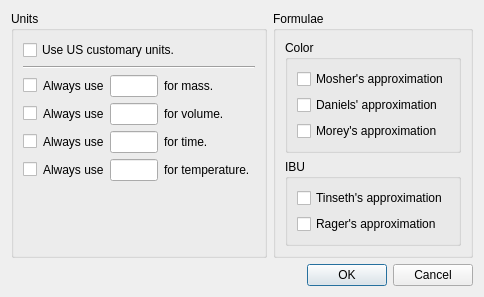
First picture: the form in ui/optionsDialog.ui, repository Brewtarget/brewtarget, before the edit.
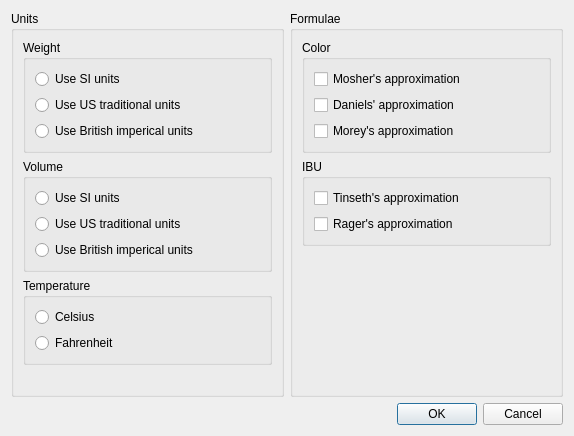
Second picture: the form after the edit.

Commit message: Add support for imperial measurements and support seperate unit systems for weight, volume and temperature.

```diff
--- a/ui/optionsDialog.ui
+++ b/ui/optionsDialog.ui
@@ -6,8 +6,8 @@
    <rect>
     <x>0</x>
     <y>0</y>
-    <width>484</width>
-    <height>296</height>
+    <width>574</width>
+    <height>436</height>
    </rect>
   </property>
   <property name="windowTitle">
@@ -23,274 +23,87 @@
        </property>
        <layout class="QVBoxLayout" name="verticalLayout_2">
         <item>
-         <layout class="QHBoxLayout" name="horizontalLayout">
-          <item>
-           <widget class="QCheckBox" name="checkBox_USUnits">
-            <property name="text">
-             <string>Use US customary units.</string>
-            </property>
-           </widget>
-          </item>
-         </layout>
-        </item>
+         <widget class="QGroupBox" name="weight">
+          <property name="title">
+           <string>Weight</string>
+          </property>
+          <layout class="QVBoxLayout" name="verticalLayout_6">
         <item>
-         <widget class="Line" name="line">
-          <property name="orientation">
-           <enum>Qt::Horizontal</enum>
-          </property>
-         </widget>
-        </item>
-        <item>
-         <layout class="QHBoxLayout" name="horizontalLayout_3">
-          <item>
-           <widget class="QCheckBox" name="checkBox_mass">
+            <widget class="QRadioButton" name="weight_si">
             <property name="text">
-             <string/>
+              <string>Use SI units</string>
             </property>
            </widget>
           </item>
           <item>
-           <widget class="QLabel" name="label_2">
+            <widget class="QRadioButton" name="weight_us">
             <property name="text">
-             <string>Always use</string>
+              <string>Use US traditional units</string>
             </property>
            </widget>
           </item>
           <item>
-           <widget class="QLineEdit" name="lineEdit_mass">
-            <property name="sizePolicy">
-             <sizepolicy hsizetype="Maximum" vsizetype="Fixed">
-              <horstretch>0</horstretch>
-              <verstretch>0</verstretch>
-             </sizepolicy>
-            </property>
-            <property name="minimumSize">
-             <size>
-              <width>48</width>
-              <height>0</height>
-             </size>
-            </property>
-            <property name="maximumSize">
-             <size>
-              <width>48</width>
-              <height>16777215</height>
-             </size>
-            </property>
-           </widget>
-          </item>
-          <item>
-           <widget class="QLabel" name="label_3">
+            <widget class="QRadioButton" name="weight_imperial">
             <property name="text">
-             <string>for mass. </string>
+              <string>Use British imperical units</string>
             </property>
            </widget>
           </item>
-          <item>
-           <spacer name="horizontalSpacer">
-            <property name="orientation">
-             <enum>Qt::Horizontal</enum>
-            </property>
-            <property name="sizeType">
-             <enum>QSizePolicy::Expanding</enum>
-            </property>
-            <property name="sizeHint" stdset="0">
-             <size>
-              <width>40</width>
-              <height>20</height>
-             </size>
-            </property>
-           </spacer>
-          </item>
-         </layout>
-        </item>
-        <item>
-         <layout class="QHBoxLayout" name="horizontalLayout_4">
-          <item>
-           <widget class="QCheckBox" name="checkBox_volume">
-            <property name="text">
-             <string/>
-            </property>
+          </layout>
            </widget>
           </item>
           <item>
-           <widget class="QLabel" name="label_4">
-            <property name="text">
-             <string>Always use</string>
-            </property>
-           </widget>
-          </item>
+         <widget class="QGroupBox" name="volume">
+          <property name="title">
+           <string>Volume</string>
+          </property>
+          <layout class="QVBoxLayout" name="verticalLayout_7">
           <item>
-           <widget class="QLineEdit" name="lineEdit_volume">
-            <property name="sizePolicy">
-             <sizepolicy hsizetype="Maximum" vsizetype="Fixed">
-              <horstretch>0</horstretch>
-              <verstretch>0</verstretch>
-             </sizepolicy>
-            </property>
-            <property name="minimumSize">
-             <size>
-              <width>48</width>
-              <height>0</height>
-             </size>
-            </property>
-            <property name="maximumSize">
-             <size>
-              <width>48</width>
-              <height>16777215</height>
-             </size>
-            </property>
-           </widget>
-          </item>
-          <item>
-           <widget class="QLabel" name="label_5">
+            <widget class="QRadioButton" name="volume_si">
             <property name="text">
-             <string>for volume. </string>
+              <string>Use SI units</string>
             </property>
            </widget>
           </item>
           <item>
-           <spacer name="horizontalSpacer_2">
-            <property name="orientation">
-             <enum>Qt::Horizontal</enum>
-            </property>
-            <property name="sizeType">
-             <enum>QSizePolicy::Expanding</enum>
-            </property>
-            <property name="sizeHint" stdset="0">
-             <size>
-              <width>40</width>
-              <height>20</height>
-             </size>
-            </property>
-           </spacer>
-          </item>
-         </layout>
-        </item>
-        <item>
-         <layout class="QHBoxLayout" name="horizontalLayout_7">
-          <item>
-           <widget class="QCheckBox" name="checkBox_time">
+            <widget class="QRadioButton" name="volume_us">
             <property name="text">
-             <string/>
+              <string>Use US traditional units</string>
             </property>
            </widget>
           </item>
           <item>
-           <widget class="QLabel" name="label_10">
+            <widget class="QRadioButton" name="volume_imperial">
             <property name="text">
-             <string>Always use</string>
+              <string>Use British imperical units</string>
             </property>
            </widget>
           </item>
-          <item>
-           <widget class="QLineEdit" name="lineEdit_time">
-            <property name="sizePolicy">
-             <sizepolicy hsizetype="Maximum" vsizetype="Fixed">
-              <horstretch>0</horstretch>
-              <verstretch>0</verstretch>
-             </sizepolicy>
-            </property>
-            <property name="minimumSize">
-             <size>
-              <width>48</width>
-              <height>0</height>
-             </size>
-            </property>
-            <property name="maximumSize">
-             <size>
-              <width>48</width>
-              <height>16777215</height>
-             </size>
-            </property>
+          </layout>
            </widget>
           </item>
           <item>
-           <widget class="QLabel" name="label_11">
-            <property name="text">
-             <string>for time. </string>
-            </property>
-           </widget>
-          </item>
+         <widget class="QGroupBox" name="temperature">
+          <property name="title">
+           <string>Temperature</string>
+          </property>
+          <layout class="QVBoxLayout" name="verticalLayout_8">
           <item>
-           <spacer name="horizontalSpacer_3">
-            <property name="orientation">
-             <enum>Qt::Horizontal</enum>
-            </property>
-            <property name="sizeType">
-             <enum>QSizePolicy::Expanding</enum>
-            </property>
-            <property name="sizeHint" stdset="0">
-             <size>
-              <width>40</width>
-              <height>20</height>
-             </size>
-            </property>
-           </spacer>
-          </item>
-         </layout>
-        </item>
-        <item>
-         <layout class="QHBoxLayout" name="horizontalLayout_8">
-          <item>
-           <widget class="QCheckBox" name="checkBox_temp">
+            <widget class="QRadioButton" name="celsius">
             <property name="text">
-             <string/>
+              <string>Celsius</string>
             </property>
            </widget>
           </item>
           <item>
-           <widget class="QLabel" name="label_12">
+            <widget class="QRadioButton" name="fahrenheit">
             <property name="text">
-             <string>Always use</string>
+              <string>Fahrenheit</string>
             </property>
            </widget>
           </item>
-          <item>
-           <widget class="QLineEdit" name="lineEdit_temp">
-            <property name="sizePolicy">
-             <sizepolicy hsizetype="Maximum" vsizetype="Fixed">
-              <horstretch>0</horstretch>
-              <verstretch>0</verstretch>
-             </sizepolicy>
-            </property>
-            <property name="minimumSize">
-             <size>
-              <width>48</width>
-              <height>0</height>
-             </size>
-            </property>
-            <property name="maximumSize">
-             <size>
-              <width>48</width>
-              <height>16777215</height>
-             </size>
-            </property>
-           </widget>
-          </item>
-          <item>
-           <widget class="QLabel" name="label_13">
-            <property name="text">
-             <string>for temperature.</string>
-            </property>
-           </widget>
-          </item>
-          <item>
-           <spacer name="horizontalSpacer_4">
-            <property name="orientation">
-             <enum>Qt::Horizontal</enum>
-            </property>
-            <property name="sizeType">
-             <enum>QSizePolicy::Expanding</enum>
-            </property>
-            <property name="sizeHint" stdset="0">
-             <size>
-              <width>40</width>
-              <height>20</height>
-             </size>
-            </property>
-           </spacer>
-          </item>
-         </layout>
+          </layout>
+         </widget>
         </item>
         <item>
          <spacer name="verticalSpacer_2">
```
Left out of the diff: 8 changed lines with no effect on the pictures. Lines whose indentation alone changed are shown as unchanged. The commit also changes 8 other files.
